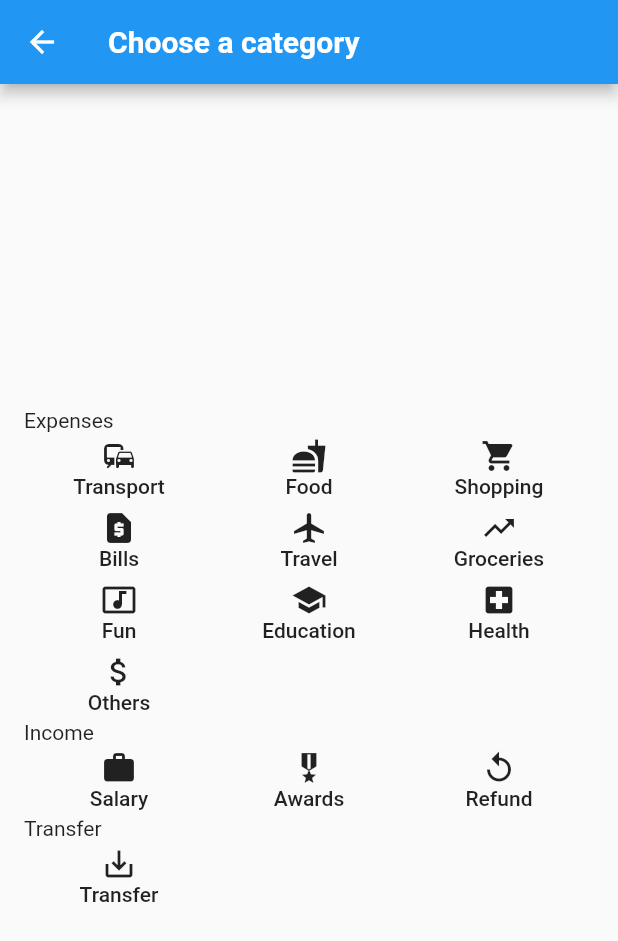
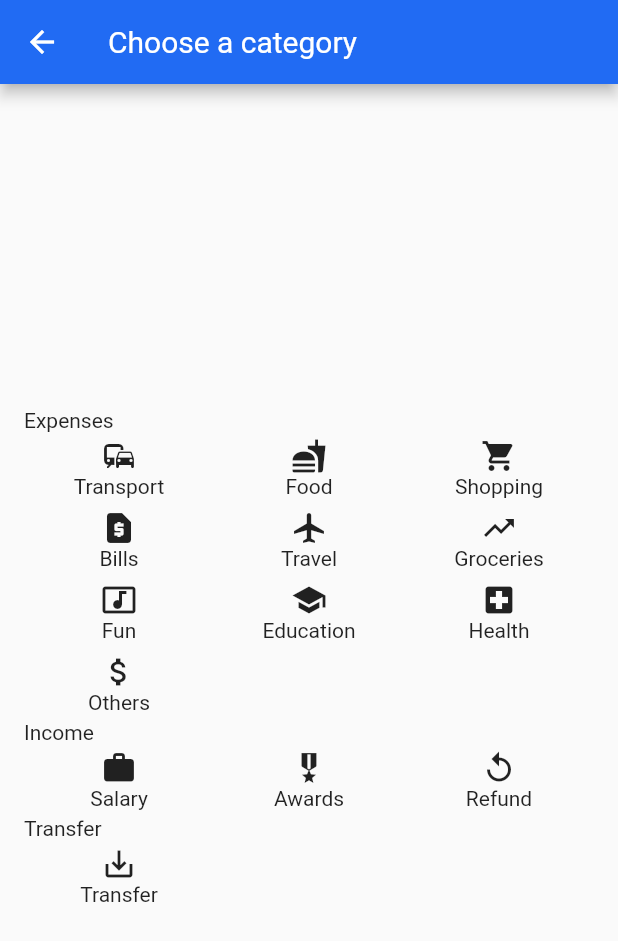
Before and after one commit to Mel-NLY/MWallet, a Flutter app: the screen it shows after launch, after a tap on the "add" icon, on a phone screen of 412 x 824 dp. Shown: the top 941 px of the screen. Run offline on Flutter 3.47's test engine with Material 2 defaults, Android fonts, the phone set to English and light mode, and no system bars; accounts and stored records are empty; Roboto replaces fonts that are missing (Poppins).

Commit message:
Worked on functionality of functions

```diff
--- a/lib/main.dart
+++ b/lib/main.dart
@@ -4,6 +4,7 @@ import 'package:flutter/services.dart';
 import 'package:MWallet/screens/home.dart';
 import 'package:MWallet/screens/accounts.dart';
 import 'package:MWallet/screens/createTransactionCategory.dart';
+import 'package:MWallet/theme.dart';
 
 //Improvements
 //- Make sure all variables are private unless otherwise is needed
@@ -27,20 +28,7 @@ class MyApp extends StatelessWidget{
         '/CreateTransaction': (BuildContext context) => new CreateTransaction(),
         '/CreateAccount': (BuildContext context) => new CreateAccount(),
       },
-      theme: ThemeData(
-        primarySwatch: Colors.blue,
-        accentColor: Colors.amber,
-        fontFamily: 'Poppins',
-        appBarTheme: AppBarTheme(
-          textTheme: ThemeData.light().textTheme.copyWith(
-            headline6: TextStyle(
-              fontFamily: 'Poppins',
-              fontWeight: FontWeight.bold,
-              fontSize: 20,
-            ),
-          ),
-        ),
-      ),
+      theme: myTheme,
       home: new BottomNavBar(),
     );
   }
@@ -53,8 +41,7 @@ class BottomNavBar extends StatefulWidget{
 }
 class _BottomNavBarState extends State<BottomNavBar> {
   int _selectedIndex = 0;
-  static const TextStyle optionStyle = TextStyle(
-      fontSize: 30, fontWeight: FontWeight.bold);
+  static const TextStyle optionStyle = TextStyle(fontSize: 30, fontWeight: FontWeight.bold);
   static List<dynamic> _widgetOptions = <dynamic>[
     Home(),
     Accounts(),
@@ -83,10 +70,10 @@ class _BottomNavBarState extends State<BottomNavBar> {
             label: 'Accounts',
           ),
         ],
-          backgroundColor: Colors.blue,
+        backgroundColor: Colors.white,
         currentIndex: _selectedIndex,
-          selectedItemColor: Colors.black,
-          unselectedItemColor: Colors.white,
+        selectedItemColor: Theme.of(context).primaryColor,
+        unselectedItemColor: Theme.of(context).unselectedWidgetColor,
         onTap: _onItemTapped,
       )
     );
--- a/lib/screens/accounts.dart
+++ b/lib/screens/accounts.dart
@@ -16,54 +16,45 @@ class Accounts extends StatelessWidget{
                     itemCount: accountList.length,
                     itemBuilder: (BuildContext context, int index){
                       return new Card(
-                        margin: EdgeInsets.all(16.0),
+                        color: accountList[index].accountType == "Cash" ? Colors.lightBlue : accountList[index].accountType == "Bank Account" ? Colors.blueAccent : accountList[index].accountType == "Debit Card" ? Colors.blueGrey : Colors.green,
+                        margin: EdgeInsets.all(10.0),
                         elevation: 8,
                         shape: RoundedRectangleBorder(
                           borderRadius: BorderRadius.circular(18),
                         ),
-                        child: new Row(
+                        child: new Container(
+                          padding: EdgeInsets.all(10),
+                          child: new Column(
                             crossAxisAlignment: CrossAxisAlignment.start,
-                          children: <Widget>[
-                            new Container(
-                                padding: EdgeInsets.all(10),
-                                margin: EdgeInsets.symmetric(
-                                  horizontal: 10,
-                                  vertical: 10,
-                                ),
-                                child: new Column(
                             children: <Widget>[
                               new Text(
                                 '${accountList[index].name}',
                                 style: TextStyle(
-                                        fontSize: 15,
-                                        color: Theme.of(context).primaryColor,
+                                  fontSize: 18,
+                                  fontWeight: FontWeight.bold,
+                                  color: Colors.white,
                                 ),
                               ),
                               new Text(
                                 '${accountList[index].accountType}',
                                 style: TextStyle(
                                   fontSize: 15,
-                                        color: Theme.of(context).primaryColor,
+                                  color: Colors.white,
+                                ),
+                              ),
+                              new SizedBox(
+                                  height: 20
+                              ),
+                              new Text(
+                                '${accountList[index].balance.toStringAsFixed(2)} SGD',
+                                style: TextStyle(
+                                  fontSize: 18,
+                                  fontWeight: FontWeight.bold,
+                                  color: Colors.white,
                                 ),
                               ),
                             ],
-                                )
                           ),
-                            new Container(
-                                padding: EdgeInsets.all(10),
-                                margin: EdgeInsets.symmetric(
-                                  horizontal: 10,
-                                  vertical: 10,
-                                ),
-                                child: new Text(
-                                  '${accountList[index].balance.toStringAsFixed(2)} SGD',
-                                  style: TextStyle(
-                                    fontSize: 16,
-                                    fontWeight: FontWeight.bold,
-                                  ),
-                                )
-                            ),
-                          ],
                         ),
                       );
                     },
@@ -77,7 +68,7 @@ class Accounts extends StatelessWidget{
                       fontSize: 20,
                     ),
                   ),
-                  SizedBox(
+                  new SizedBox(
                     height: 20,
                   ),
                 ],
--- a/lib/screens/createAccount.dart
+++ b/lib/screens/createAccount.dart
@@ -3,6 +3,7 @@ import 'package:flutter/cupertino.dart';
 import 'package:flutter/material.dart';
 import 'package:MWallet/codes/account.dart';
 import 'package:MWallet/screens/home.dart';
+import 'package:MWallet/theme.dart';
 
 Account _newAccount;
 
@@ -21,6 +22,7 @@ class _CreateAccountState extends State<CreateAccount>{
     return new Scaffold(
       appBar: new AppBar(
         title: new Text("Create Account"),
+        backgroundColor: Theme.of(context).backgroundColor,
       ),
       body: new SingleChildScrollView(
         child: new Center(
@@ -28,6 +30,10 @@ class _CreateAccountState extends State<CreateAccount>{
             crossAxisAlignment: CrossAxisAlignment.end,
             children: <Widget>[
               _AccountNameField(),
+              new Container(
+                padding : new EdgeInsets.all(16.0),
+                child: new Column(
+                  children: <Widget>[
                     _AccountBalanceField(),
                     _AccountTypeDropdown(),
                     new Container(
@@ -45,6 +51,9 @@ class _CreateAccountState extends State<CreateAccount>{
                           Navigator.of(context).pushNamedAndRemoveUntil('/Home', (Route<dynamic> route) => false);
                         },
                       ),
+                    )
+                  ]
+                )
               )
             ],
           ),
--- a/lib/screens/home.dart
+++ b/lib/screens/home.dart
@@ -89,17 +89,17 @@ class Home extends StatelessWidget{
                   itemCount: transactionList.length,
                   itemBuilder: (BuildContext context, int index){
                     return new Card(
-                      margin: EdgeInsets.all(16.0),
+                      margin: new EdgeInsets.all(5.0),
                       elevation: 8,
-                      shape: RoundedRectangleBorder(
+                      shape: new RoundedRectangleBorder(
                         borderRadius: BorderRadius.circular(18),
                       ),
                       child: new Row(
                         crossAxisAlignment: CrossAxisAlignment.start,
                         children: <Widget>[
                           new Container(
-                            padding: EdgeInsets.all(10),
-                            margin: EdgeInsets.symmetric(
+                            padding: new EdgeInsets.all(10),
+                            margin: new EdgeInsets.symmetric(
                               horizontal: 10,
                               vertical: 10,
                             ),
@@ -110,7 +110,7 @@ class Home extends StatelessWidget{
                               ),
                               borderRadius: BorderRadius.circular(18),
                             ),
-                            child: Text(
+                            child: new Text(
                               '\$${transactionList[index].amount.toStringAsFixed(2)}',
                               style: TextStyle(
                                 fontSize: 15,
@@ -120,7 +120,7 @@ class Home extends StatelessWidget{
                             ),
                           ),
                           new Container(
-                            padding: EdgeInsets.all(15),
+                            padding: new EdgeInsets.all(15),
                             child: new Column(
                               crossAxisAlignment: CrossAxisAlignment.start,
                               children: <Widget>[
@@ -146,15 +146,15 @@ class Home extends StatelessWidget{
                   },
                 )
               )
-              : Column(
+              : new Column(
                 children: [
-                  Text(
+                  new Text(
                     'No Transactions Added Yet!',
-                    style: TextStyle(
+                    style: new TextStyle(
                       fontSize: 20,
                     ),
                   ),
-                  SizedBox(
+                  new SizedBox(
                     height: 20,
                   ),
                 ],
--- /dev/null
+++ b/lib/theme.dart
@@ -0,0 +1,464 @@
+//Credits to https://github.com/rxlabz/panache
+import 'package:flutter/material.dart';
+final ThemeData myTheme = ThemeData(
+  primarySwatch: MaterialColor(4280380403,{50: Color( 0xffe7effe )
+  , 100: Color( 0xffcfdffc )
+  , 200: Color( 0xff9ebefa )
+  , 300: Color( 0xff6e9ef7 )
+  , 400: Color( 0xff3d7ef5 )
+  , 500: Color( 0xff0d5ef2 )
+  , 600: Color( 0xff0a4bc2 )
+  , 700: Color( 0xff083891 )
+  , 800: Color( 0xff052561 )
+  , 900: Color( 0xff031330 )
+  }),
+  brightness: Brightness.light,
+  primaryColor: Color( 0xff216bf3 ),
+  primaryColorBrightness: Brightness.dark,
+  primaryColorLight: Color( 0xffcfdffc ),
+  primaryColorDark: Color( 0xff083891 ),
+  accentColor: Color( 0xff0d5ef2 ),
+  accentColorBrightness: Brightness.dark,
+  canvasColor: Color( 0xfffafafa ),
+  scaffoldBackgroundColor: Color( 0xfffafafa ),
+  bottomAppBarColor: Color( 0xffffffff ),
+  cardColor: Color( 0xffffffff ),
+  dividerColor: Color( 0x1f000000 ),
+  highlightColor: Color( 0x66bcbcbc ),
+  splashColor: Color( 0x66c8c8c8 ),
+  selectedRowColor: Color( 0xfff5f5f5 ),
+  unselectedWidgetColor: Color( 0x8a000000 ),
+  disabledColor: Color( 0x61000000 ),
+  buttonColor: Color( 0xffe0e0e0 ),
+  toggleableActiveColor: Color( 0xff0a4bc2 ),
+  secondaryHeaderColor: Color( 0xffe7effe ),
+  textSelectionColor: Color( 0xff9ebefa ),
+  cursorColor: Color( 0xff4285f4 ),
+  textSelectionHandleColor: Color( 0xff6e9ef7 ),
+  backgroundColor: Color( 0xff9ebefa ),
+  dialogBackgroundColor: Color( 0xffffffff ),
+  indicatorColor: Color( 0xff0d5ef2 ),
+  hintColor: Color( 0x8a000000 ),
+  errorColor: Color( 0xffd32f2f ),
+  buttonTheme: ButtonThemeData(
+    textTheme: ButtonTextTheme.normal,
+    minWidth: 88,
+    height: 36,
+    padding: EdgeInsets.only(top:0,bottom:0,left:16, right:16),
+    shape:     RoundedRectangleBorder(
+    side: BorderSide(color: Color( 0xff000000 ), width: 0, style: BorderStyle.none, ),
+    borderRadius: BorderRadius.all(Radius.circular(2.0)),
+  )
+,
+    alignedDropdown: false ,
+    buttonColor: Color( 0xffe0e0e0 ),
+    disabledColor: Color( 0x61000000 ),
+    highlightColor: Color( 0x29000000 ),
+    splashColor: Color( 0x1f000000 ),
+    focusColor: Color( 0x1f000000 ),
+    hoverColor: Color( 0x0a000000 ),
+    colorScheme: ColorScheme(
+      primary: Color( 0xff216bf3 ),
+      primaryVariant: Color( 0xff083891 ),
+      secondary: Color( 0xff0d5ef2 ),
+      secondaryVariant: Color( 0xff083891 ),
+      surface: Color( 0xffffffff ),
+      background: Color( 0xff9ebefa ),
+      error: Color( 0xffd32f2f ),
+      onPrimary: Color( 0xffffffff ),
+      onSecondary: Color( 0xffffffff ),
+      onSurface: Color( 0xff000000 ),
+      onBackground: Color( 0xffffffff ),
+      onError: Color( 0xffffffff ),
+      brightness: Brightness.light,
+    ),
+  ),
+  textTheme: TextTheme(
+    display4: TextStyle(
+    color: Color( 0x8a000000 ),
+    fontSize: null,
+    fontWeight: FontWeight.w400,
+    fontStyle: FontStyle.normal,
+  ),
+    display3: TextStyle(
+    color: Color( 0x8a000000 ),
+    fontSize: null,
+    fontWeight: FontWeight.w400,
+    fontStyle: FontStyle.normal,
+  ),
+    display2: TextStyle(
+    color: Color( 0x8a000000 ),
+    fontSize: null,
+    fontWeight: FontWeight.w400,
+    fontStyle: FontStyle.normal,
+  ),
+    display1: TextStyle(
+    color: Color( 0x8a000000 ),
+    fontSize: null,
+    fontWeight: FontWeight.w400,
+    fontStyle: FontStyle.normal,
+  ),
+    headline: TextStyle(
+    color: Color( 0xdd000000 ),
+    fontSize: null,
+    fontWeight: FontWeight.w400,
+    fontStyle: FontStyle.normal,
+  ),
+    title: TextStyle(
+    color: Color( 0xdd000000 ),
+    fontSize: null,
+    fontWeight: FontWeight.w400,
+    fontStyle: FontStyle.normal,
+  ),
+    subhead: TextStyle(
+    color: Color( 0xdd000000 ),
+    fontSize: null,
+    fontWeight: FontWeight.w400,
+    fontStyle: FontStyle.normal,
+  ),
+    body2: TextStyle(
+    color: Color( 0xdd000000 ),
+    fontSize: null,
+    fontWeight: FontWeight.w400,
+    fontStyle: FontStyle.normal,
+  ),
+    body1: TextStyle(
+    color: Color( 0xdd000000 ),
+    fontSize: null,
+    fontWeight: FontWeight.w400,
+    fontStyle: FontStyle.normal,
+  ),
+    caption: TextStyle(
+    color: Color( 0x8a000000 ),
+    fontSize: null,
+    fontWeight: FontWeight.w400,
+    fontStyle: FontStyle.normal,
+  ),
+    button: TextStyle(
+    color: Color( 0xdd000000 ),
+    fontSize: null,
+    fontWeight: FontWeight.w400,
+    fontStyle: FontStyle.normal,
+  ),
+    subtitle: TextStyle(
+    color: Color( 0xff000000 ),
+    fontSize: null,
+    fontWeight: FontWeight.w400,
+    fontStyle: FontStyle.normal,
+  ),
+    overline: TextStyle(
+    color: Color( 0xff000000 ),
+    fontSize: null,
+    fontWeight: FontWeight.w400,
+    fontStyle: FontStyle.normal,
+  ),
+  ),
+  primaryTextTheme: TextTheme(
+    display4: TextStyle(
+    color: Color( 0xb3ffffff ),
+    fontSize: null,
+    fontWeight: FontWeight.w400,
+    fontStyle: FontStyle.normal,
+  ),
+    display3: TextStyle(
+    color: Color( 0xb3ffffff ),
+    fontSize: null,
+    fontWeight: FontWeight.w400,
+    fontStyle: FontStyle.normal,
+  ),
+    display2: TextStyle(
+    color: Color( 0xb3ffffff ),
+    fontSize: null,
+    fontWeight: FontWeight.w400,
+    fontStyle: FontStyle.normal,
+  ),
+    display1: TextStyle(
+    color: Color( 0xb3ffffff ),
+    fontSize: null,
+    fontWeight: FontWeight.w400,
+    fontStyle: FontStyle.normal,
+  ),
+    headline: TextStyle(
+    color: Color( 0xffffffff ),
+    fontSize: null,
+    fontWeight: FontWeight.w400,
+    fontStyle: FontStyle.normal,
+  ),
+    title: TextStyle(
+    color: Color( 0xffffffff ),
+    fontSize: null,
+    fontWeight: FontWeight.w400,
+    fontStyle: FontStyle.normal,
+  ),
+    subhead: TextStyle(
+    color: Color( 0xffffffff ),
+    fontSize: null,
+    fontWeight: FontWeight.w400,
+    fontStyle: FontStyle.normal,
+  ),
+    body2: TextStyle(
+    color: Color( 0xffffffff ),
+    fontSize: null,
+    fontWeight: FontWeight.w400,
+    fontStyle: FontStyle.normal,
+  ),
+    body1: TextStyle(
+    color: Color( 0xffffffff ),
+    fontSize: null,
+    fontWeight: FontWeight.w400,
+    fontStyle: FontStyle.normal,
+  ),
+    caption: TextStyle(
+    color: Color( 0xb3ffffff ),
+    fontSize: null,
+    fontWeight: FontWeight.w400,
+    fontStyle: FontStyle.normal,
+  ),
+    button: TextStyle(
+    color: Color( 0xffffffff ),
+    fontSize: null,
+    fontWeight: FontWeight.w400,
+    fontStyle: FontStyle.normal,
+  ),
+    subtitle: TextStyle(
+    color: Color( 0xffffffff ),
+    fontSize: null,
+    fontWeight: FontWeight.w400,
+    fontStyle: FontStyle.normal,
+  ),
+    overline: TextStyle(
+    color: Color( 0xffffffff ),
+    fontSize: null,
+    fontWeight: FontWeight.w400,
+    fontStyle: FontStyle.normal,
+  ),
+  ),
+  accentTextTheme: TextTheme(
+    display4: TextStyle(
+    color: Color( 0xb3ffffff ),
+    fontSize: null,
+    fontWeight: FontWeight.w400,
+    fontStyle: FontStyle.normal,
+  ),
+    display3: TextStyle(
+    color: Color( 0xb3ffffff ),
+    fontSize: null,
+    fontWeight: FontWeight.w400,
+    fontStyle: FontStyle.normal,
+  ),
+    display2: TextStyle(
+    color: Color( 0xb3ffffff ),
+    fontSize: null,
+    fontWeight: FontWeight.w400,
+    fontStyle: FontStyle.normal,
+  ),
+    display1: TextStyle(
+    color: Color( 0xb3ffffff ),
+    fontSize: null,
+    fontWeight: FontWeight.w400,
+    fontStyle: FontStyle.normal,
+  ),
+    headline: TextStyle(
+    color: Color( 0xffffffff ),
+    fontSize: null,
+    fontWeight: FontWeight.w400,
+    fontStyle: FontStyle.normal,
+  ),
+    title: TextStyle(
+    color: Color( 0xffffffff ),
+    fontSize: null,
+    fontWeight: FontWeight.w400,
+    fontStyle: FontStyle.normal,
+  ),
+    subhead: TextStyle(
+    color: Color( 0xffffffff ),
+    fontSize: null,
+    fontWeight: FontWeight.w400,
+    fontStyle: FontStyle.normal,
+  ),
+    body2: TextStyle(
+    color: Color( 0xffffffff ),
+    fontSize: null,
+    fontWeight: FontWeight.w400,
+    fontStyle: FontStyle.normal,
+  ),
+    body1: TextStyle(
+    color: Color( 0xffffffff ),
+    fontSize: null,
+    fontWeight: FontWeight.w400,
+    fontStyle: FontStyle.normal,
+  ),
+    caption: TextStyle(
+    color: Color( 0xb3ffffff ),
+    fontSize: null,
+    fontWeight: FontWeight.w400,
+    fontStyle: FontStyle.normal,
+  ),
+    button: TextStyle(
+    color: Color( 0xffffffff ),
+    fontSize: null,
+    fontWeight: FontWeight.w400,
+    fontStyle: FontStyle.normal,
+  ),
+    subtitle: TextStyle(
+    color: Color( 0xffffffff ),
+    fontSize: null,
+    fontWeight: FontWeight.w400,
+    fontStyle: FontStyle.normal,
+  ),
+    overline: TextStyle(
+    color: Color( 0xffffffff ),
+    fontSize: null,
+    fontWeight: FontWeight.w400,
+    fontStyle: FontStyle.normal,
+  ),
+  ),
+  inputDecorationTheme:   InputDecorationTheme(
+  labelStyle: TextStyle(
+    color: Color( 0xdd000000 ),
+    fontSize: null,
+    fontWeight: FontWeight.w400,
+    fontStyle: FontStyle.normal,
+  ),
+  helperStyle: TextStyle(
+    color: Color( 0xdd000000 ),
+    fontSize: null,
+    fontWeight: FontWeight.w400,
+    fontStyle: FontStyle.normal,
+  ),
+  hintStyle: TextStyle(
+    color: Color( 0xdd000000 ),
+    fontSize: null,
+    fontWeight: FontWeight.w400,
+    fontStyle: FontStyle.normal,
+  ),
+  errorStyle: TextStyle(
+    color: Color( 0xdd000000 ),
+    fontSize: null,
+    fontWeight: FontWeight.w400,
+    fontStyle: FontStyle.normal,
+  ),
+  errorMaxLines: null,
+  hasFloatingPlaceholder: true,
+  isDense: false,
+  contentPadding: EdgeInsets.only(top:12,bottom:12,left:0, right:0),
+  isCollapsed : false,
+  prefixStyle: TextStyle(
+    color: Color( 0xdd000000 ),
+    fontSize: null,
+    fontWeight: FontWeight.w400,
+    fontStyle: FontStyle.normal,
+  ),
+  suffixStyle: TextStyle(
+    color: Color( 0xdd000000 ),
+    fontSize: null,
+    fontWeight: FontWeight.w400,
+    fontStyle: FontStyle.normal,
+  ),
+  counterStyle: TextStyle(
+    color: Color( 0xdd000000 ),
+    fontSize: null,
+    fontWeight: FontWeight.w400,
+    fontStyle: FontStyle.normal,
+  ),
+  filled: false,
+  fillColor: Color( 0x00000000 ),
+  errorBorder: UnderlineInputBorder(
+    borderSide: BorderSide(color: Color( 0xff000000 ), width: 1, style: BorderStyle.solid, ),
+    borderRadius: BorderRadius.all(Radius.circular(4.0)),
+  ),
+  focusedBorder: UnderlineInputBorder(
+    borderSide: BorderSide(color: Color( 0xff000000 ), width: 1, style: BorderStyle.solid, ),
+    borderRadius: BorderRadius.all(Radius.circular(4.0)),
+  ),
+  focusedErrorBorder: UnderlineInputBorder(
+    borderSide: BorderSide(color: Color( 0xff000000 ), width: 1, style: BorderStyle.solid, ),
+    borderRadius: BorderRadius.all(Radius.circular(4.0)),
+  ),
+  disabledBorder: UnderlineInputBorder(
+    borderSide: BorderSide(color: Color( 0xff000000 ), width: 1, style: BorderStyle.solid, ),
+    borderRadius: BorderRadius.all(Radius.circular(4.0)),
+  ),
+  enabledBorder: UnderlineInputBorder(
+    borderSide: BorderSide(color: Color( 0xff000000 ), width: 1, style: BorderStyle.solid, ),
+    borderRadius: BorderRadius.all(Radius.circular(4.0)),
+  ),
+  border: UnderlineInputBorder(
+    borderSide: BorderSide(color: Color( 0xff000000 ), width: 1, style: BorderStyle.solid, ),
+    borderRadius: BorderRadius.all(Radius.circular(4.0)),
+  ),
+),
+  iconTheme: IconThemeData(
+    color: Color( 0xdd000000 ),
+    opacity: 1,
+    size: 24,
+  ),
+  primaryIconTheme: IconThemeData(
+    color: Color( 0xffffffff ),
+    opacity: 1,
+    size: 24,
+  ),
+  accentIconTheme: IconThemeData(
+    color: Color( 0xffffffff ),
+    opacity: 1,
+    size: 24,
+  ),
+  sliderTheme: SliderThemeData(
+    activeTrackColor: null,
+    inactiveTrackColor: null,
+    disabledActiveTrackColor: null,
+    disabledInactiveTrackColor: null,
+    activeTickMarkColor: null,
+    inactiveTickMarkColor: null,
+    disabledActiveTickMarkColor: null,
+    disabledInactiveTickMarkColor: null,
+    thumbColor: null,
+    disabledThumbColor: null,
+    thumbShape: null,
+    overlayColor: null,
+    valueIndicatorColor: null,
+    valueIndicatorShape: null,
+    showValueIndicator: null,
+    valueIndicatorTextStyle: TextStyle(
+    color: Color( 0xffffffff ),
+    fontSize: null,
+    fontWeight: FontWeight.w400,
+    fontStyle: FontStyle.normal,
+  ),
+  ),
+  tabBarTheme: TabBarTheme(
+    indicatorSize: TabBarIndicatorSize.tab,
+    labelColor: Color( 0xffffffff ),
+    unselectedLabelColor: Color( 0xb2ffffff ),
+  ),
+  chipTheme: ChipThemeData(
+    backgroundColor: Color( 0x1f000000 ),
+    brightness: Brightness.light,
+    deleteIconColor: Color( 0xde000000 ),
+    disabledColor: Color( 0x0c000000 ),
+    labelPadding: EdgeInsets.only(top:0,bottom:0,left:8, right:8),
+    labelStyle: TextStyle(
+    color: Color( 0xde000000 ),
+    fontSize: null,
+    fontWeight: FontWeight.w400,
+    fontStyle: FontStyle.normal,
+  ),
+    padding: EdgeInsets.only(top:4,bottom:4,left:4, right:4),
+    secondaryLabelStyle: TextStyle(
+    color: Color( 0x3d000000 ),
+    fontSize: null,
+    fontWeight: FontWeight.w400,
+    fontStyle: FontStyle.normal,
+  ),
+    secondarySelectedColor: Color( 0x3d216bf3 ),
+    selectedColor: Color( 0x3d000000 ),
+    shape: StadiumBorder( side: BorderSide(color: Color( 0xff000000 ), width: 0, style: BorderStyle.none, ) ),
+  ),
+  dialogTheme: DialogTheme(
+    shape:     RoundedRectangleBorder(
+    side: BorderSide(color: Color( 0xff000000 ), width: 0, style: BorderStyle.none, ),
+    borderRadius: BorderRadius.all(Radius.circular(0.0)),
+  )
+
+  ),
+);
```
Lines whose indentation alone changed are shown as unchanged.
